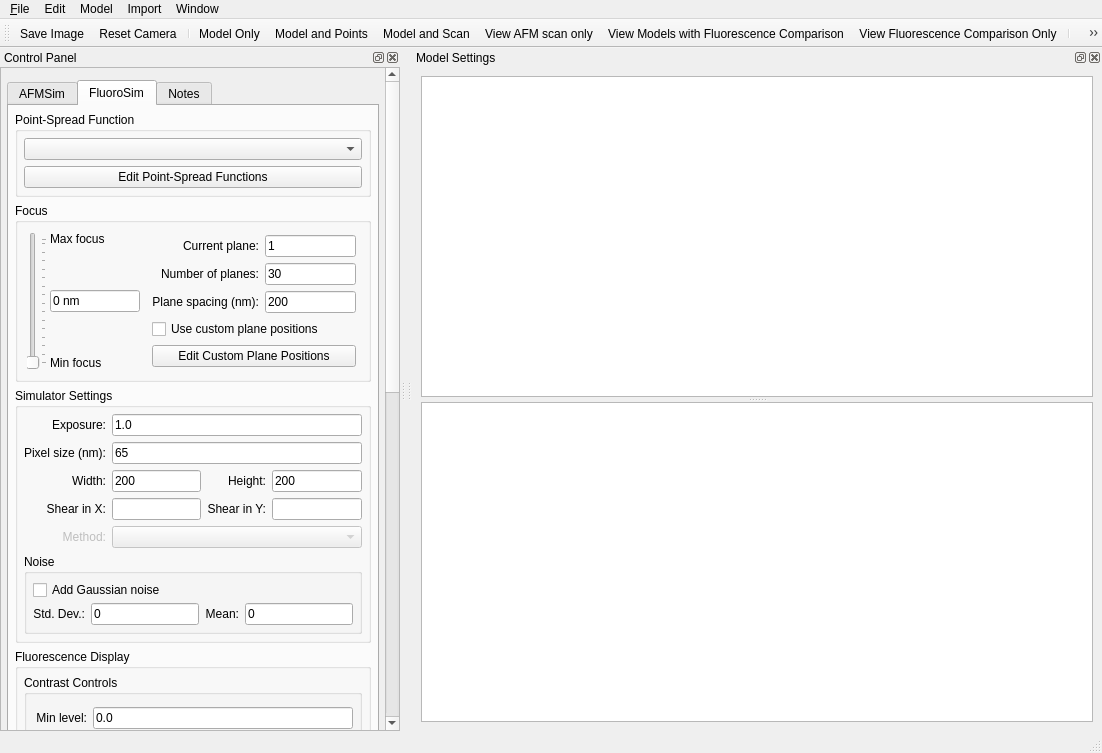
CISMM/MicroscopeSimulator2, file apps/MicroscopeSimulator/MicroscopeSimulator.ui: the form before one commit.
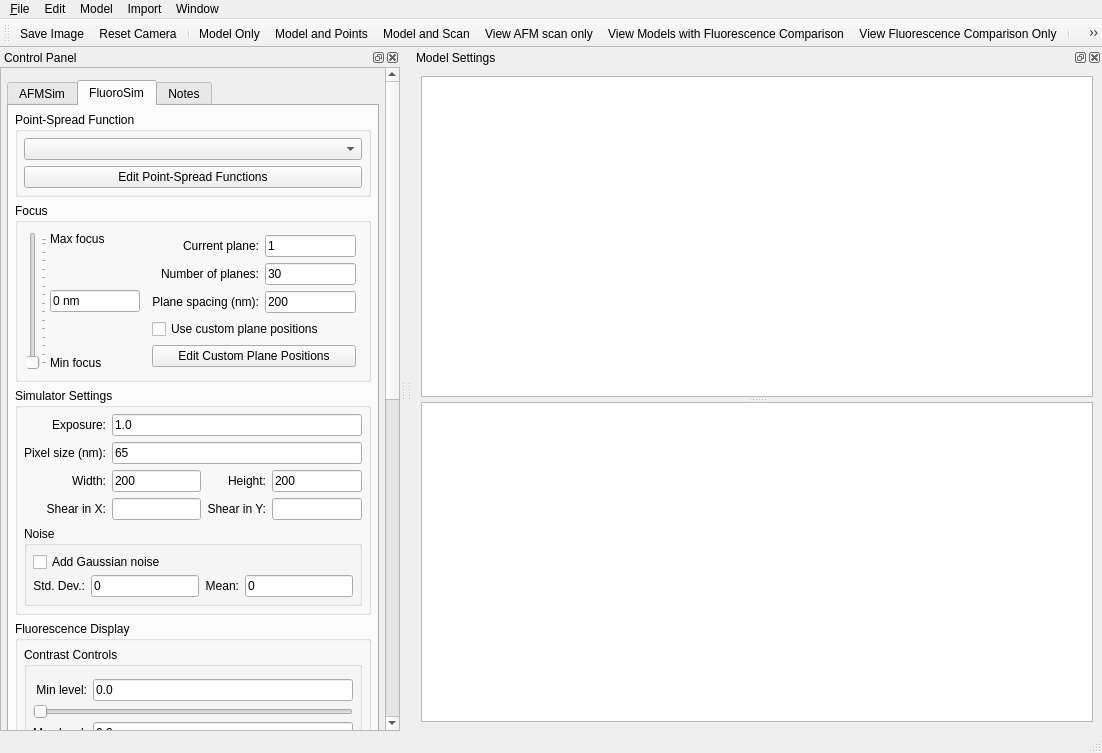
The form after the commit. Icons and pictures are not drawn. Custom widgets are drawn as their Qt base class.

Commit message: Removed simulation method widgets for now. Will add back when more than one method is implemented.

Patch:
```diff
--- a/apps/MicroscopeSimulator/MicroscopeSimulator.ui
+++ b/apps/MicroscopeSimulator/MicroscopeSimulator.ui
@@ -198,7 +198,7 @@
           <x>0</x>
           <y>0</y>
           <width>381</width>
-          <height>1374</height>
+          <height>1344</height>
          </rect>
         </property>
         <layout class="QVBoxLayout" name="verticalLayout_5">
@@ -664,26 +664,6 @@
                 <property name="spacing">
                  <number>-1</number>
                 </property>
-                <item row="4" column="0">
-                 <widget class="QLabel" name="fluoroSimConvMethodLabel">
-                  <property name="enabled">
-                   <bool>false</bool>
-                  </property>
-                  <property name="text">
-                   <string>Method:</string>
-                  </property>
-                  <property name="alignment">
-                   <set>Qt::AlignRight|Qt::AlignTrailing|Qt::AlignVCenter</set>
-                  </property>
-                 </widget>
-                </item>
-                <item row="4" column="1" colspan="3">
-                 <widget class="QComboBox" name="fluoroSimConvMethodComboBox">
-                  <property name="enabled">
-                   <bool>false</bool>
-                  </property>
-                 </widget>
-                </item>
                 <item row="2" column="1">
                  <widget class="QLineEdit" name="fluoroSimImageWidthEdit">
                   <property name="toolTip">
@@ -747,7 +727,7 @@
                   </property>
                  </widget>
                 </item>
-                <item row="5" column="0" colspan="4">
+                <item row="4" column="0" colspan="4">
                  <widget class="QGroupBox" name="fluoroSimNoiseGroupBox">
                   <property name="enabled">
                    <bool>true</bool>
```
